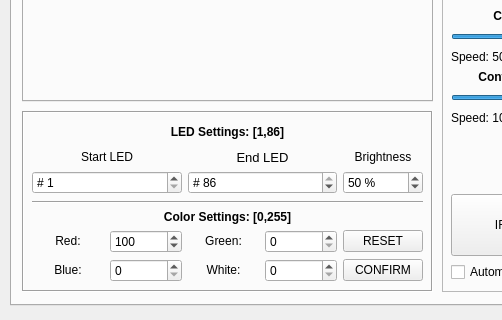
Qt form _ui/Clinostat.ui (CoCl-Jerry/SciSpin_Max_RELEASE) before a commit; both pictures show x 0 to 502 and y 255 to 575 of the 1024 by 575 pixel window.
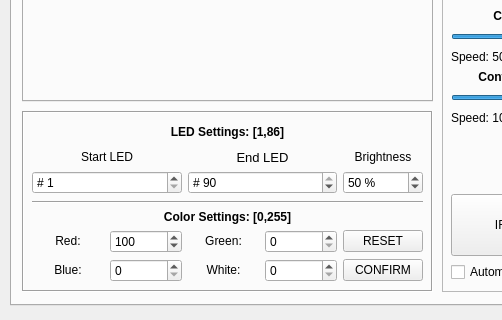
The same form after that commit. Icons and pictures are not drawn. Custom widgets are drawn as their Qt base class.

```diff
--- a/_ui/Clinostat.ui
+++ b/_ui/Clinostat.ui
@@ -541,10 +541,10 @@
            <number>2</number>
           </property>
           <property name="maximum">
-           <number>86</number>
+           <number>90</number>
           </property>
           <property name="value">
-           <number>86</number>
+           <number>90</number>
           </property>
          </widget>
         </item>
```
